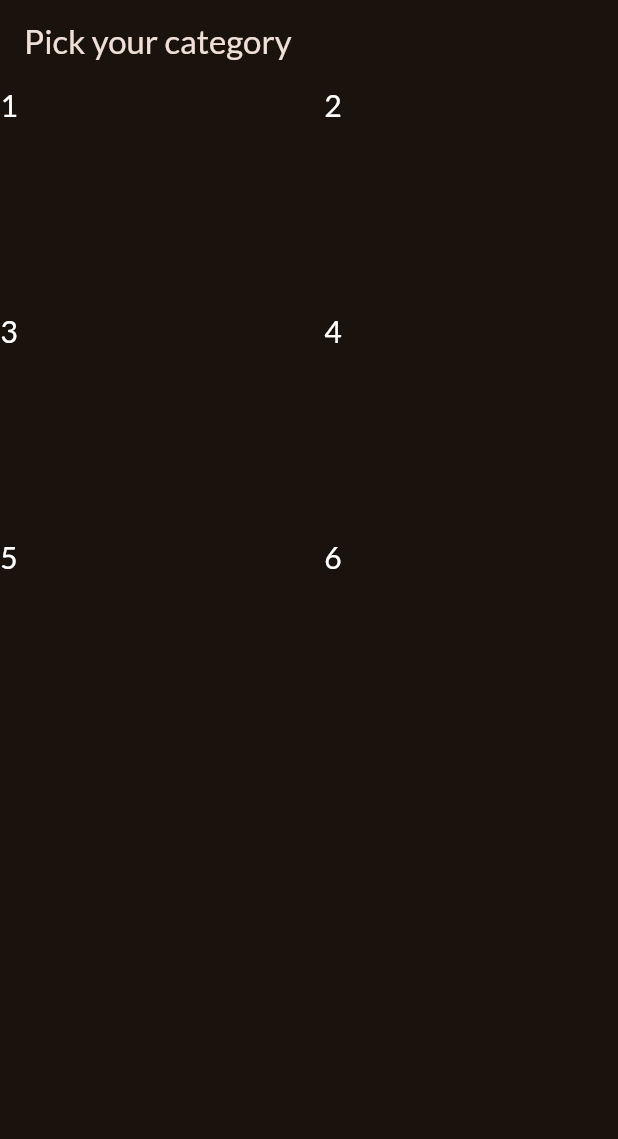
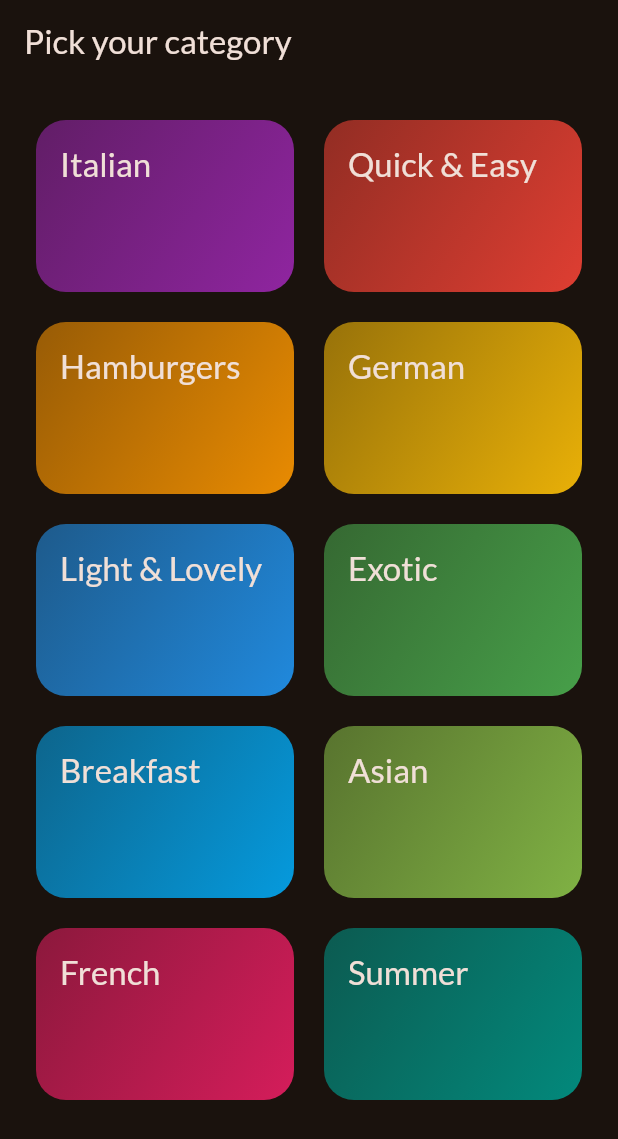
Before and after one commit to chamathk77/meal_category_app_flutter, a Flutter app: the screen it shows after launch, on a phone screen of 412 x 824 dp. Shown: the top 1139 px of the screen. Run offline on Flutter 3.47's test engine with Material 3 defaults, Android fonts, the phone set to English and light mode, and no system bars; our stand-ins replace google_fonts.

Commit message:
done app caategory screen and start meal screen

```diff
--- a/lib/categories.dart
+++ /dev/null
@@ -1,30 +0,0 @@
-import 'package:flutter/material.dart';
-
-class CategoriesScreen extends StatelessWidget {
-  const CategoriesScreen({super.key});
-
-  @override
-  Widget build(BuildContext context) {
-    return Scaffold(
-      appBar: AppBar(
-        title: const Text('Pick your category'),
-      ),
-      body: GridView(
-        gridDelegate: SliverGridDelegateWithFixedCrossAxisCount(
-          crossAxisCount: 2,
-          childAspectRatio: 3 / 2,
-          crossAxisSpacing: 20,
-          mainAxisSpacing: 20,
-        ),
-        children: [
-          Text("1", style: TextStyle(color: Colors.white, fontSize: 20)),
-          Text("2", style: TextStyle(color: Colors.white, fontSize: 20)),
-          Text("3", style: TextStyle(color: Colors.white, fontSize: 20)),
-          Text("4", style: TextStyle(color: Colors.white, fontSize: 20)),
-          Text("5", style: TextStyle(color: Colors.white, fontSize: 20)),
-          Text("6", style: TextStyle(color: Colors.white, fontSize: 20)),
-        ],
-      ),
-    );
-  }
-}
--- /dev/null
+++ b/lib/data/dummy_data.dart
@@ -0,0 +1,409 @@
+import 'package:flutter/material.dart';
+
+import '../models/category.dart';
+import '../models/meal.dart';
+
+// Constants in Dart should be written in lowerCamelcase.
+const availableCategories = [
+  Category(
+    id: 'c1',
+    title: 'Italian',
+    color: Colors.purple,
+  ),
+  Category(
+    id: 'c2',
+    title: 'Quick & Easy',
+    color: Colors.red,
+  ),
+  Category(
+    id: 'c3',
+    title: 'Hamburgers',
+    color: Colors.orange,
+  ),
+  Category(
+    id: 'c4',
+    title: 'German',
+    color: Colors.amber,
+  ),
+  Category(
+    id: 'c5',
+    title: 'Light & Lovely',
+    color: Colors.blue,
+  ),
+  Category(
+    id: 'c6',
+    title: 'Exotic',
+    color: Colors.green,
+  ),
+  Category(
+    id: 'c7',
+    title: 'Breakfast',
+    color: Colors.lightBlue,
+  ),
+  Category(
+    id: 'c8',
+    title: 'Asian',
+    color: Colors.lightGreen,
+  ),
+  Category(
+    id: 'c9',
+    title: 'French',
+    color: Colors.pink,
+  ),
+  Category(
+    id: 'c10',
+    title: 'Summer',
+    color: Colors.teal,
+  ),
+];
+
+const dummyMeals = [
+  Meal(
+    id: 'm1',
+    categories: [
+      'c1',
+      'c2',
+    ],
+    title: 'Spaghetti with Tomato Sauce',
+    affordability: Affordability.affordable,
+    complexity: Complexity.simple,
+    imageUrl:
+        'https://upload.wikimedia.org/wikipedia/commons/thumb/2/20/Spaghetti_Bolognese_mit_Parmesan_oder_Grana_Padano.jpg/800px-Spaghetti_Bolognese_mit_Parmesan_oder_Grana_Padano.jpg',
+    duration: 20,
+    ingredients: [
+      '4 Tomatoes',
+      '1 Tablespoon of Olive Oil',
+      '1 Onion',
+      '250g Spaghetti',
+      'Spices',
+      'Cheese (optional)'
+    ],
+    steps: [
+      'Cut the tomatoes and the onion into small pieces.',
+      'Boil some water - add salt to it once it boils.',
+      'Put the spaghetti into the boiling water - they should be done in about 10 to 12 minutes.',
+      'In the meantime, heaten up some olive oil and add the cut onion.',
+      'After 2 minutes, add the tomato pieces, salt, pepper and your other spices.',
+      'The sauce will be done once the spaghetti are.',
+      'Feel free to add some cheese on top of the finished dish.'
+    ],
+    isGlutenFree: false,
+    isVegan: true,
+    isVegetarian: true,
+    isLactoseFree: true,
+  ),
+  Meal(
+    id: 'm2',
+    categories: [
+      'c2',
+    ],
+    title: 'Toast Hawaii',
+    affordability: Affordability.affordable,
+    complexity: Complexity.simple,
+    imageUrl:
+        'https://cdn.pixabay.com/photo/2018/07/11/21/51/toast-3532016_1280.jpg',
+    duration: 10,
+    ingredients: [
+      '1 Slice White Bread',
+      '1 Slice Ham',
+      '1 Slice Pineapple',
+      '1-2 Slices of Cheese',
+      'Butter'
+    ],
+    steps: [
+      'Butter one side of the white bread',
+      'Layer ham, the pineapple and cheese on the white bread',
+      'Bake the toast for round about 10 minutes in the oven at 200°C'
+    ],
+    isGlutenFree: false,
+    isVegan: false,
+    isVegetarian: false,
+    isLactoseFree: false,
+  ),
+  Meal(
+    id: 'm3',
+    categories: [
+      'c2',
+      'c3',
+    ],
+    title: 'Classic Hamburger',
+    affordability: Affordability.pricey,
+    complexity: Complexity.simple,
+    imageUrl:
+        'https://cdn.pixabay.com/photo/2014/10/23/18/05/burger-500054_1280.jpg',
+    duration: 45,
+    ingredients: [
+      '300g Cattle Hack',
+      '1 Tomato',
+      '1 Cucumber',
+      '1 Onion',
+      'Ketchup',
+      '2 Burger Buns'
+    ],
+    steps: [
+      'Form 2 patties',
+      'Fry the patties for c. 4 minutes on each side',
+      'Quickly fry the buns for c. 1 minute on each side',
+      'Bruch buns with ketchup',
+      'Serve burger with tomato, cucumber and onion'
+    ],
+    isGlutenFree: false,
+    isVegan: false,
+    isVegetarian: false,
+    isLactoseFree: true,
+  ),
+  Meal(
+    id: 'm4',
+    categories: [
+      'c4',
+    ],
+    title: 'Wiener Schnitzel',
+    affordability: Affordability.luxurious,
+    complexity: Complexity.challenging,
+    imageUrl:
+        'https://cdn.pixabay.com/photo/2018/03/31/19/29/schnitzel-3279045_1280.jpg',
+    duration: 60,
+    ingredients: [
+      '8 Veal Cutlets',
+      '4 Eggs',
+      '200g Bread Crumbs',
+      '100g Flour',
+      '300ml Butter',
+      '100g Vegetable Oil',
+      'Salt',
+      'Lemon Slices'
+    ],
+    steps: [
+      'Tenderize the veal to about 2–4mm, and salt on both sides.',
+      'On a flat plate, stir the eggs briefly with a fork.',
+      'Lightly coat the cutlets in flour then dip into the egg, and finally, coat in breadcrumbs.',
+      'Heat the butter and oil in a large pan (allow the fat to get very hot) and fry the schnitzels until golden brown on both sides.',
+      'Make sure to toss the pan regularly so that the schnitzels are surrounded by oil and the crumbing becomes ‘fluffy’.',
+      'Remove, and drain on kitchen paper. Fry the parsley in the remaining oil and drain.',
+      'Place the schnitzels on awarmed plate and serve garnishedwith parsley and slices of lemon.'
+    ],
+    isGlutenFree: false,
+    isVegan: false,
+    isVegetarian: false,
+    isLactoseFree: false,
+  ),
+  Meal(
+    id: 'm5',
+    categories: [
+      'c2'
+          'c5',
+      'c10',
+    ],
+    title: 'Salad with Smoked Salmon',
+    affordability: Affordability.luxurious,
+    complexity: Complexity.simple,
+    imageUrl:
+        'https://cdn.pixabay.com/photo/2016/10/25/13/29/smoked-salmon-salad-1768890_1280.jpg',
+    duration: 15,
+    ingredients: [
+      'Arugula',
+      'Lamb\'s Lettuce',
+      'Parsley',
+      'Fennel',
+      '200g Smoked Salmon',
+      'Mustard',
+      'Balsamic Vinegar',
+      'Olive Oil',
+      'Salt and Pepper'
+    ],
+    steps: [
+      'Wash and cut salad and herbs',
+      'Dice the salmon',
+      'Process mustard, vinegar and olive oil into a dessing',
+      'Prepare the salad',
+      'Add salmon cubes and dressing'
+    ],
+    isGlutenFree: true,
+    isVegan: false,
+    isVegetarian: true,
+    isLactoseFree: true,
+  ),
+  Meal(
+    id: 'm6',
+    categories: [
+      'c6',
+      'c10',
+    ],
+    title: 'Delicious Orange Mousse',
+    affordability: Affordability.affordable,
+    complexity: Complexity.hard,
+    imageUrl:
+        'https://cdn.pixabay.com/photo/2017/05/01/05/18/pastry-2274750_1280.jpg',
+    duration: 240,
+    ingredients: [
+      '4 Sheets of Gelatine',
+      '150ml Orange Juice',
+      '80g Sugar',
+      '300g Yoghurt',
+      '200g Cream',
+      'Orange Peel',
+    ],
+    steps: [
+      'Dissolve gelatine in pot',
+      'Add orange juice and sugar',
+      'Take pot off the stove',
+      'Add 2 tablespoons of yoghurt',
+      'Stir gelatin under remaining yoghurt',
+      'Cool everything down in the refrigerator',
+      'Whip the cream and lift it under die orange mass',
+      'Cool down again for at least 4 hours',
+      'Serve with orange peel',
+    ],
+    isGlutenFree: true,
+    isVegan: false,
+    isVegetarian: true,
+    isLactoseFree: false,
+  ),
+  Meal(
+    id: 'm7',
+    categories: [
+      'c7',
+    ],
+    title: 'Pancakes',
+    affordability: Affordability.affordable,
+    complexity: Complexity.simple,
+    imageUrl:
+        'https://cdn.pixabay.com/photo/2018/07/10/21/23/pancake-3529653_1280.jpg',
+    duration: 20,
+    ingredients: [
+      '1 1/2 Cups all-purpose Flour',
+      '3 1/2 Teaspoons Baking Powder',
+      '1 Teaspoon Salt',
+      '1 Tablespoon White Sugar',
+      '1 1/4 cups Milk',
+      '1 Egg',
+      '3 Tablespoons Butter, melted',
+    ],
+    steps: [
+      'In a large bowl, sift together the flour, baking powder, salt and sugar.',
+      'Make a well in the center and pour in the milk, egg and melted butter; mix until smooth.',
+      'Heat a lightly oiled griddle or frying pan over medium high heat.',
+      'Pour or scoop the batter onto the griddle, using approximately 1/4 cup for each pancake. Brown on both sides and serve hot.'
+    ],
+    isGlutenFree: true,
+    isVegan: false,
+    isVegetarian: true,
+    isLactoseFree: false,
+  ),
+  Meal(
+    id: 'm8',
+    categories: [
+      'c8',
+    ],
+    title: 'Creamy Indian Chicken Curry',
+    affordability: Affordability.pricey,
+    complexity: Complexity.challenging,
+    imageUrl:
+        'https://cdn.pixabay.com/photo/2018/06/18/16/05/indian-food-3482749_1280.jpg',
+    duration: 35,
+    ingredients: [
+      '4 Chicken Breasts',
+      '1 Onion',
+      '2 Cloves of Garlic',
+      '1 Piece of Ginger',
+      '4 Tablespoons Almonds',
+      '1 Teaspoon Cayenne Pepper',
+      '500ml Coconut Milk',
+    ],
+    steps: [
+      'Slice and fry the chicken breast',
+      'Process onion, garlic and ginger into paste and sauté everything',
+      'Add spices and stir fry',
+      'Add chicken breast + 250ml of water and cook everything for 10 minutes',
+      'Add coconut milk',
+      'Serve with rice'
+    ],
+    isGlutenFree: true,
+    isVegan: false,
+    isVegetarian: false,
+    isLactoseFree: true,
+  ),
+  Meal(
+    id: 'm9',
+    categories: [
+      'c9',
+    ],
+    title: 'Chocolate Souffle',
+    affordability: Affordability.affordable,
+    complexity: Complexity.hard,
+    imageUrl:
+        'https://cdn.pixabay.com/photo/2014/08/07/21/07/souffle-412785_1280.jpg',
+    duration: 45,
+    ingredients: [
+      '1 Teaspoon melted Butter',
+      '2 Tablespoons white Sugar',
+      '2 Ounces 70% dark Chocolate, broken into pieces',
+      '1 Tablespoon Butter',
+      '1 Tablespoon all-purpose Flour',
+      '4 1/3 tablespoons cold Milk',
+      '1 Pinch Salt',
+      '1 Pinch Cayenne Pepper',
+      '1 Large Egg Yolk',
+      '2 Large Egg Whites',
+      '1 Pinch Cream of Tartar',
+      '1 Tablespoon white Sugar',
+    ],
+    steps: [
+      'Preheat oven to 190°C. Line a rimmed baking sheet with parchment paper.',
+      'Brush bottom and sides of 2 ramekins lightly with 1 teaspoon melted butter; cover bottom and sides right up to the rim.',
+      'Add 1 tablespoon white sugar to ramekins. Rotate ramekins until sugar coats all surfaces.',
+      'Place chocolate pieces in a metal mixing bowl.',
+      'Place bowl over a pan of about 3 cups hot water over low heat.',
+      'Melt 1 tablespoon butter in a skillet over medium heat. Sprinkle in flour. Whisk until flour is incorporated into butter and mixture thickens.',
+      'Whisk in cold milk until mixture becomes smooth and thickens. Transfer mixture to bowl with melted chocolate.',
+      'Add salt and cayenne pepper. Mix together thoroughly. Add egg yolk and mix to combine.',
+      'Leave bowl above the hot (not simmering) water to keep chocolate warm while you whip the egg whites.',
+      'Place 2 egg whites in a mixing bowl; add cream of tartar. Whisk until mixture begins to thicken and a drizzle from the whisk stays on the surface about 1 second before disappearing into the mix.',
+      'Add 1/3 of sugar and whisk in. Whisk in a bit more sugar about 15 seconds.',
+      'whisk in the rest of the sugar. Continue whisking until mixture is about as thick as shaving cream and holds soft peaks, 3 to 5 minutes.',
+      'Transfer a little less than half of egg whites to chocolate.',
+      'Mix until egg whites are thoroughly incorporated into the chocolate.',
+      'Add the rest of the egg whites; gently fold into the chocolate with a spatula, lifting from the bottom and folding over.',
+      'Stop mixing after the egg white disappears. Divide mixture between 2 prepared ramekins. Place ramekins on prepared baking sheet.',
+      'Bake in preheated oven until scuffles are puffed and have risen above the top of the rims, 12 to 15 minutes.',
+    ],
+    isGlutenFree: true,
+    isVegan: false,
+    isVegetarian: true,
+    isLactoseFree: false,
+  ),
+  Meal(
+    id: 'm10',
+    categories: [
+      'c2',
+      'c5',
+      'c10',
+    ],
+    title: 'Asparagus Salad with Cherry Tomatoes',
+    affordability: Affordability.luxurious,
+    complexity: Complexity.simple,
+    imageUrl:
+        'https://cdn.pixabay.com/photo/2018/04/09/18/26/asparagus-3304997_1280.jpg',
+    duration: 30,
+    ingredients: [
+      'White and Green Asparagus',
+      '30g Pine Nuts',
+      '300g Cherry Tomatoes',
+      'Salad',
+      'Salt, Pepper and Olive Oil'
+    ],
+    steps: [
+      'Wash, peel and cut the asparagus',
+      'Cook in salted water',
+      'Salt and pepper the asparagus',
+      'Roast the pine nuts',
+      'Halve the tomatoes',
+      'Mix with asparagus, salad and dressing',
+      'Serve with Baguette'
+    ],
+    isGlutenFree: true,
+    isVegan: true,
+    isVegetarian: true,
+    isLactoseFree: true,
+  ),
+];
--- /dev/null
+++ b/lib/models/category.dart
@@ -0,0 +1,13 @@
+import 'package:flutter/material.dart';
+
+class Category {
+  const Category({
+    required this.id,
+    required this.title,
+    this.color = Colors.orange,
+  });
+
+  final String id;
+  final String title;
+  final Color color;
+}
--- /dev/null
+++ b/lib/models/meal.dart
@@ -0,0 +1,43 @@
+enum Complexity {
+  simple,
+  challenging,
+  hard,
+}
+
+enum Affordability {
+  affordable,
+  pricey,
+  luxurious,
+}
+
+class Meal {
+  const Meal({
+    required this.id,
+    required this.categories,
+    required this.title,
+    required this.imageUrl,
+    required this.ingredients,
+    required this.steps,
+    required this.duration,
+    required this.complexity,
+    required this.affordability,
+    required this.isGlutenFree,
+    required this.isLactoseFree,
+    required this.isVegan,
+    required this.isVegetarian,
+  });
+
+  final String id;
+  final List<String> categories;
+  final String title;
+  final String imageUrl;
+  final List<String> ingredients;
+  final List<String> steps;
+  final int duration;
+  final Complexity complexity;
+  final Affordability affordability;
+  final bool isGlutenFree;
+  final bool isLactoseFree;
+  final bool isVegan;
+  final bool isVegetarian;
+}
--- /dev/null
+++ b/lib/screens/categories.dart
@@ -0,0 +1,50 @@
+import 'package:flutter/material.dart';
+import 'package:meal_category_app_flutter/data/dummy_data.dart';
+import 'package:meal_category_app_flutter/models/category.dart';
+import 'package:meal_category_app_flutter/screens/meals.dart';
+import 'package:meal_category_app_flutter/widgets/category_grid_item.dart';
+
+class CategoriesScreen extends StatelessWidget {
+  const CategoriesScreen({super.key});
+
+  void _selectCategory(BuildContext context, Category category) {
+    final filteredMeals = dummyMeals.where((meal) {
+      return meal.categories.contains(category.id);
+    }).toList();
+
+    Navigator.of(context).push(MaterialPageRoute(
+      builder: (context) => MealsScreen(
+        title: category.title,
+        meals: filteredMeals,
+      ),
+    ));
+  }
+
+  @override
+  Widget build(BuildContext context) {
+    return Scaffold(
+      appBar: AppBar(
+        title: const Text('Pick your category'),
+      ),
+      body: GridView(
+        padding: EdgeInsets.all(24),
+        gridDelegate: SliverGridDelegateWithFixedCrossAxisCount(
+          crossAxisCount: 2,
+          childAspectRatio: 3 / 2,
+          crossAxisSpacing: 20,
+          mainAxisSpacing: 20,
+        ),
+        children: [
+          for (final category in availableCategories)
+            CategoryGridItem(
+                category: category,
+                onSelectCategory: () {
+                  _selectCategory(context, category);
+                }),
+
+          //availableCategories.map((category) => CategoryGridItem(category: category)).toList(),
+        ],
+      ),
+    );
+  }
+}
--- /dev/null
+++ b/lib/screens/meals.dart
@@ -0,0 +1,54 @@
+import 'package:flutter/material.dart';
+import 'package:meal_category_app_flutter/main.dart';
+import 'package:meal_category_app_flutter/models/meal.dart';
+
+class MealsScreen extends StatelessWidget {
+  const MealsScreen({
+    super.key,
+    required this.title,
+    required this.meals,
+  });
+
+  final String title;
+  final List<Meal> meals;
+
+  @override
+  Widget build(BuildContext context) {
+    Widget body = ListView.builder(
+      itemCount: meals.length,
+      itemBuilder: (ctx, index) {
+        return Text(meals[index].title);
+      },
+    );
+
+    if (meals.isEmpty) {
+      body = Center(
+        child: Column(
+          mainAxisSize: MainAxisSize.min,
+          children: [
+            Text(
+              "Uh oh!... Nothing here...",
+              style: Theme.of(context).textTheme.headlineLarge!.copyWith(
+                    color: Theme.of(context).colorScheme.onBackground,
+                  ),
+            ),
+            const SizedBox(height: 16),
+            Text(
+              'Try selecting a different category!',
+              style: Theme.of(context).textTheme.bodyLarge!.copyWith(
+                    color: Theme.of(context).colorScheme.onBackground,
+                  ),
+            ),
+          ],
+        ),
+      );
+    }
+
+    return Scaffold(
+      appBar: AppBar(
+        title: const Text('Meals'),
+      ),
+      body: body,
+    );
+  }
+}
--- /dev/null
+++ b/lib/widgets/category_grid_item.dart
@@ -0,0 +1,43 @@
+import 'package:flutter/material.dart';
+import 'package:meal_category_app_flutter/main.dart';
+import 'package:meal_category_app_flutter/models/category.dart';
+
+class CategoryGridItem extends StatelessWidget {
+  const CategoryGridItem({
+    super.key,
+    required this.category,
+    required this.onSelectCategory,
+  });
+
+  final Category category;
+  final void Function() onSelectCategory;
+
+  @override
+  Widget build(BuildContext context) {
+    return InkWell(
+      onTap: onSelectCategory,
+      splashColor: Theme.of(context).primaryColor,
+      borderRadius: BorderRadius.circular(16),
+      child: Container(
+        padding: const EdgeInsets.all(16),
+        decoration: BoxDecoration(
+          borderRadius: BorderRadius.circular(20),
+          gradient: LinearGradient(
+            colors: [
+              category.color.withOpacity(0.55),
+              category.color.withOpacity(0.9),
+            ],
+            begin: Alignment.topLeft,
+            end: Alignment.bottomRight,
+          ),
+        ),
+        child: Text(
+          category.title,
+          style: Theme.of(context).textTheme.titleLarge!.copyWith(
+                color: Theme.of(context).colorScheme.onBackground,
+              ),
+        ),
+      ),
+    );
+  }
+}
```
Also changed, not shown: lib/main.dart (+8 -2 lines).
